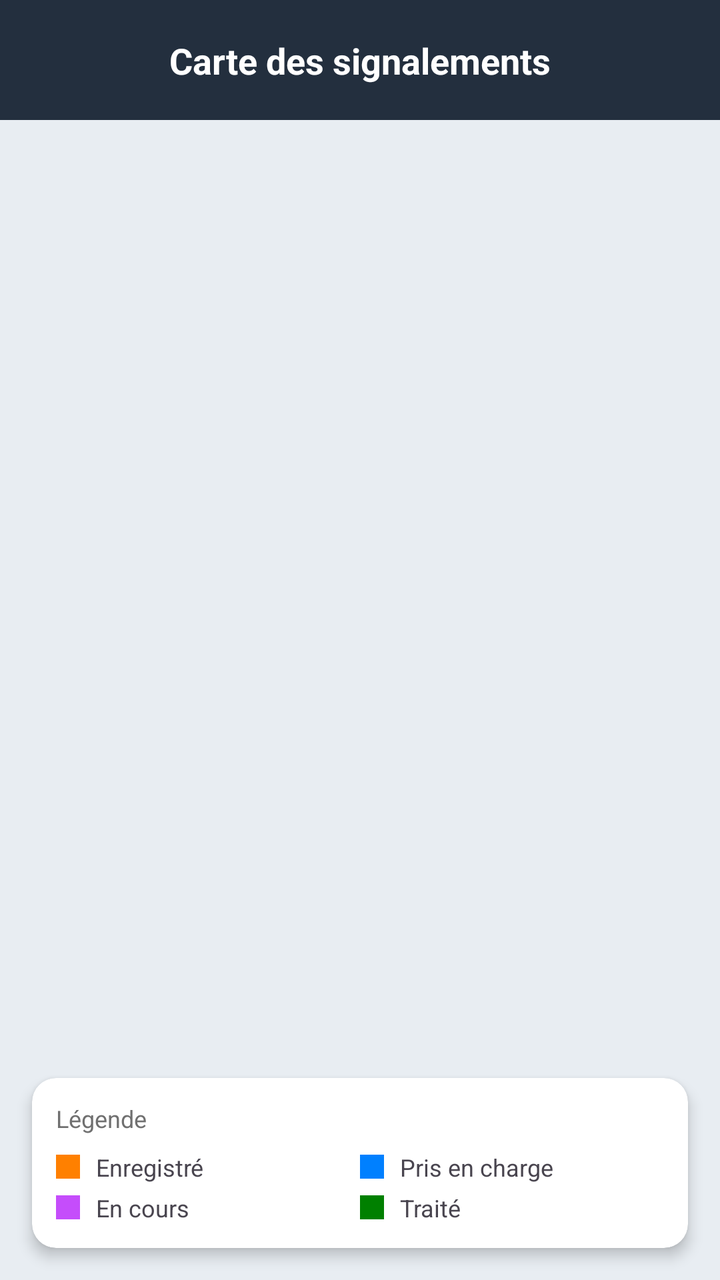
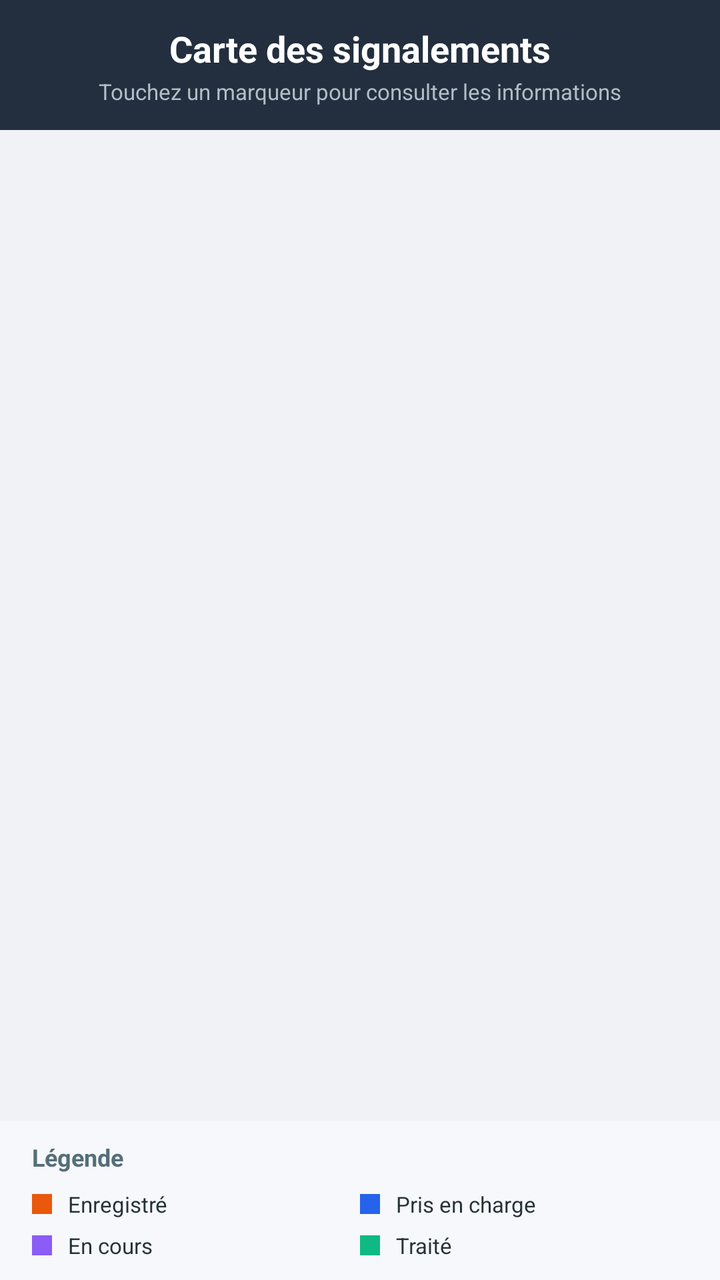

Two renders of the same Android screen: before a commit and after it. Below are the layout's source before the change and the commit's diff.
<!-- AndroidManifest.xml: application theme Theme.Obstrack -->
<!-- res/layout/fragment_map.xml -->
<?xml version="1.0" encoding="utf-8"?>
<androidx.constraintlayout.widget.ConstraintLayout
    xmlns:android="http://schemas.android.com/apk/res/android"
    xmlns:app="http://schemas.android.com/apk/res-auto"
    xmlns:tools="http://schemas.android.com/tools"
    android:layout_width="match_parent"
    android:layout_height="match_parent"
    android:background="#E8EDF2"
    tools:context=".MapFragment">

    <View
        android:id="@+id/headerBackground"
        android:layout_width="match_parent"
        android:layout_height="60dp"
        android:background="#232F3E"
        app:layout_constraintTop_toTopOf="parent" />

    <TextView
        android:id="@+id/titleMap"
        android:layout_width="wrap_content"
        android:layout_height="wrap_content"
        android:text="Carte des signalements"
        android:textColor="@color/white"
        android:textSize="18sp"
        android:textStyle="bold"
        app:layout_constraintBottom_toBottomOf="@id/headerBackground"
        app:layout_constraintEnd_toEndOf="parent"
        app:layout_constraintStart_toStartOf="parent"
        app:layout_constraintTop_toTopOf="@id/headerBackground" />

    <FrameLayout
        android:id="@+id/map_container"
        android:layout_width="0dp"
        android:layout_height="0dp"
        app:layout_constraintTop_toBottomOf="@id/headerBackground"
        app:layout_constraintBottom_toTopOf="@id/legendCard"
        app:layout_constraintStart_toStartOf="parent"
        app:layout_constraintEnd_toEndOf="parent" />

    <androidx.cardview.widget.CardView
        android:id="@+id/legendCard"
        android:layout_width="match_parent"
        android:layout_height="wrap_content"
        android:layout_margin="16dp"
        app:cardCornerRadius="12dp"
        app:cardElevation="4dp"
        app:layout_constraintBottom_toBottomOf="parent">

        <LinearLayout
            android:layout_width="match_parent"
            android:layout_height="wrap_content"
            android:orientation="vertical"
            android:padding="12dp">

            <TextView
                android:layout_width="wrap_content"
                android:layout_height="wrap_content"
                android:text="Légende"
                android:textSize="12sp"
                android:textColor="#707070"
                android:layout_marginBottom="8dp"/>

            <GridLayout
                android:layout_width="match_parent"
                android:layout_height="wrap_content"
                android:columnCount="2">

                <LinearLayout android:layout_width="0dp" android:layout_height="wrap_content" android:layout_columnWeight="1" android:gravity="center_vertical" android:layout_marginBottom="4dp">
                    <View android:layout_width="12dp" android:layout_height="12dp" android:background="@color/orange" android:layout_marginEnd="8dp"/>
                    <TextView android:layout_width="wrap_content" android:layout_height="wrap_content" android:text="Enregistré" android:textSize="12sp"/>
                </LinearLayout>

                <LinearLayout android:layout_width="0dp" android:layout_height="wrap_content" android:layout_columnWeight="1" android:gravity="center_vertical">
                    <View android:layout_width="12dp" android:layout_height="12dp" android:background="@color/blue" android:layout_marginEnd="8dp"/>
                    <TextView android:layout_width="wrap_content" android:layout_height="wrap_content" android:text="Pris en charge" android:textSize="12sp"/>
                </LinearLayout>

                <LinearLayout android:layout_width="0dp" android:layout_height="wrap_content" android:layout_columnWeight="1" android:gravity="center_vertical">
                    <View android:layout_width="12dp" android:layout_height="12dp" android:background="@color/purple" android:layout_marginEnd="8dp"/>
                    <TextView android:layout_width="wrap_content" android:layout_height="wrap_content" android:text="En cours" android:textSize="12sp"/>
                </LinearLayout>

                <LinearLayout android:layout_width="0dp" android:layout_height="wrap_content" android:layout_columnWeight="1" android:gravity="center_vertical">
                    <View android:layout_width="12dp" android:layout_height="12dp" android:background="@color/green" android:layout_marginEnd="8dp"/>
                    <TextView android:layout_width="wrap_content" android:layout_height="wrap_content" android:text="Traité" android:textSize="12sp"/>
                </LinearLayout>

            </GridLayout>
        </LinearLayout>
    </androidx.cardview.widget.CardView>

</androidx.constraintlayout.widget.ConstraintLayout>
<!-- resources referenced by this layout -->
<resources>
  <color name="blue">#0080FF</color>
  <color name="green">#008000</color>
  <color name="orange">#FF8000</color>
  <color name="purple">#C54DFB</color>
  <color name="white">#FFFFFF</color>
  <style name="Theme.Obstrack" parent="Theme.Material3.Light.NoActionBar">
          <item name="colorPrimary">@color/blue_obstrack</item>
          <item name="colorPrimaryVariant">@color/blue_night</item>
          <item name="colorOnPrimary">@color/white</item>
          <item name="colorSecondary">@color/blue_obstrack</item>
          <item name="colorSecondaryVariant">@color/blue_night</item>
          <item name="colorOnSecondary">@color/black</item>
          <item name="android:statusBarColor">@color/blue_night</item>
      </style>
  <color name="blue_obstrack">#2563FF</color>
  <color name="blue_night">#1E2B3C</color>
  <color name="black">#000000</color>
</resources>

<!-- the commit's change to res/layout/fragment_map.xml (unified diff, before → after) -->
@@ -5,88 +5,119 @@
     xmlns:tools="http://schemas.android.com/tools"
     android:layout_width="match_parent"
     android:layout_height="match_parent"
-    android:background="#E8EDF2"
-    tools:context=".MapFragment">
+    android:background="#F0F2F5"
+    tools:context=".map.MapFragment">
 
-    <View
-        android:id="@+id/headerBackground"
+    <LinearLayout
+        android:id="@+id/headerLayout"
         android:layout_width="match_parent"
-        android:layout_height="60dp"
+        android:layout_height="wrap_content"
         android:background="#232F3E"
-        app:layout_constraintTop_toTopOf="parent" />
+        android:orientation="vertical"
+        android:padding="12dp"
+        app:layout_constraintTop_toTopOf="parent">
 
-    <TextView
-        android:id="@+id/titleMap"
-        android:layout_width="wrap_content"
-        android:layout_height="wrap_content"
-        android:text="Carte des signalements"
-        android:textColor="@color/white"
-        android:textSize="18sp"
-        android:textStyle="bold"
-        app:layout_constraintBottom_toBottomOf="@id/headerBackground"
-        app:layout_constraintEnd_toEndOf="parent"
-        app:layout_constraintStart_toStartOf="parent"
-        app:layout_constraintTop_toTopOf="@id/headerBackground" />
+        <TextView
+            android:id="@+id/titleMap"
+            android:layout_width="match_parent"
+            android:layout_height="wrap_content"
+            android:gravity="center"
+            android:text="Carte des signalements"
+            android:textColor="#FFFFFF"
+            android:textSize="18sp"
+            android:textStyle="bold" />
+
+        <TextView
+            android:id="@+id/helpText"
+            android:layout_width="match_parent"
+            android:layout_height="wrap_content"
+            android:gravity="center"
+            android:text="Touchez un marqueur pour consulter les informations"
+            android:textColor="#B0BEC5"
+            android:textSize="11sp"
+            android:layout_marginTop="2dp" />
+    </LinearLayout>
 
     <FrameLayout
         android:id="@+id/map_container"
         android:layout_width="0dp"
         android:layout_height="0dp"
-        app:layout_constraintTop_toBottomOf="@id/headerBackground"
-        app:layout_constraintBottom_toTopOf="@id/legendCard"
+        app:layout_constraintTop_toBottomOf="@id/headerLayout"
+        app:layout_constraintBottom_toTopOf="@id/legendContainer"
         app:layout_constraintStart_toStartOf="parent"
         app:layout_constraintEnd_toEndOf="parent" />
 
-    <androidx.cardview.widget.CardView
-        android:id="@+id/legendCard"
+    <LinearLayout
+        android:id="@+id/legendContainer"
         android:layout_width="match_parent"
         android:layout_height="wrap_content"
-        android:layout_margin="16dp"
-        app:cardCornerRadius="12dp"
-        app:cardElevation="4dp"
+        android:background="#F6F8FB"
+        android:orientation="vertical"
+        android:paddingHorizontal="16dp"
+        android:paddingVertical="10dp"
         app:layout_constraintBottom_toBottomOf="parent">
+
+        <TextView
+            android:layout_width="wrap_content"
+            android:layout_height="wrap_content"
+            android:text="Légende"
+            android:textSize="12sp"
+            android:textStyle="bold"
+            android:textColor="#546E7A"
+            android:layout_marginBottom="8dp"/>
 
         <LinearLayout
             android:layout_width="match_parent"
             android:layout_height="wrap_content"
-            android:orientation="vertical"
-            android:padding="12dp">
+            android:orientation="horizontal">
 
-            <TextView
-                android:layout_width="wrap_content"
+            <LinearLayout
+                android:layout_width="0dp"
                 android:layout_height="wrap_content"
-                android:text="Légende"
-                android:textSize="12sp"
-                android:textColor="#707070"
-                android:layout_marginBottom="8dp"/>
+                android:layout_weight="1"
+                android:gravity="center_vertical"
+                android:orientation="horizontal">
+                <View android:layout_width="10dp" android:layout_height="10dp" android:background="#EA580C" android:layout_marginEnd="8dp"/>
+                <TextView android:layout_width="wrap_content" android:layout_height="wrap_content" android:text="Enregistré" android:textSize="11sp" android:textColor="#263238"/>
+            </LinearLayout>
 
-            <GridLayout
-                android:layout_width="match_parent"
+            <LinearLayout
+                android:layout_width="0dp"
                 android:layout_height="wrap_content"
-                android:columnCount="2">
+                android:layout_weight="1"
+                android:gravity="center_vertical"
+                android:orientation="horizontal">
+                <View android:layout_width="10dp" android:layout_height="10dp" android:background="#2563EB" android:layout_marginEnd="8dp"/>
+                <TextView android:layout_width="wrap_content" android:layout_height="wrap_content" android:text="Pris en charge" android:textSize="11sp" android:textColor="#263238"/>
+            </LinearLayout>
+        </LinearLayout>
 
-                <LinearLayout android:layout_width="0dp" android:layout_height="wrap_content" android:layout_columnWeight="1" android:gravity="center_vertical" android:layout_marginBottom="4dp">
-                    <View android:layout_width="12dp" android:layout_height="12dp" android:background="@color/orange" android:layout_marginEnd="8dp"/>
-                    <TextView android:layout_width="wrap_content" android:layout_height="wrap_content" android:text="Enregistré" android:textSize="12sp"/>
-                </LinearLayout>
+        <LinearLayout
+            android:layout_width="match_parent"
+            android:layout_height="wrap_content"
+            android:orientation="horizontal"
+            android:layout_marginTop="6dp">
 
-                <LinearLayout android:layout_width="0dp" android:layout_height="wrap_content" android:layout_columnWeight="1" android:gravity="center_vertical">
-                    <View android:layout_width="12dp" android:layout_height="12dp" android:background="@color/blue" android:layout_marginEnd="8dp"/>
-                    <TextView android:layout_width="wrap_content" android:layout_height="wrap_content" android:text="Pris en charge" android:textSize="12sp"/>
-                </LinearLayout>
+            <LinearLayout
+                android:layout_width="0dp"
+                android:layout_height="wrap_content"
+                android:layout_weight="1"
+                android:gravity="center_vertical"
+                android:orientation="horizontal">
+                <View android:layout_width="10dp" android:layout_height="10dp" android:background="#8B5CF6" android:layout_marginEnd="8dp"/>
+                <TextView android:layout_width="wrap_content" android:layout_height="wrap_content" android:text="En cours" android:textSize="11sp" android:textColor="#263238"/>
+            </LinearLayout>
 
-                <LinearLayout android:layout_width="0dp" android:layout_height="wrap_content" android:layout_columnWeight="1" android:gravity="center_vertical">
-                    <View android:layout_width="12dp" android:layout_height="12dp" android:background="@color/purple" android:layout_marginEnd="8dp"/>
-                    <TextView android:layout_width="wrap_content" android:layout_height="wrap_content" android:text="En cours" android:textSize="12sp"/>
-                </LinearLayout>
-
-                <LinearLayout android:layout_width="0dp" android:layout_height="wrap_content" android:layout_columnWeight="1" android:gravity="center_vertical">
-                    <View android:layout_width="12dp" android:layout_height="12dp" android:background="@color/green" android:layout_marginEnd="8dp"/>
-                    <TextView android:layout_width="wrap_content" android:layout_height="wrap_content" android:text="Traité" android:textSize="12sp"/>
-                </LinearLayout>
-
-            </GridLayout>
+            <LinearLayout
+                android:layout_width="0dp"
+                android:layout_height="wrap_content"
+                android:layout_weight="1"
+                android:gravity="center_vertical"
+                android:orientation="horizontal">
+                <View android:layout_width="10dp" android:layout_height="10dp" android:background="#10B981" android:layout_marginEnd="8dp"/>
+                <TextView android:layout_width="wrap_content" android:layout_height="wrap_content" android:text="Traité" android:textSize="11sp" android:textColor="#263238"/>
+            </LinearLayout>
         </LinearLayout>
-    </androidx.cardview.widget.CardView>
+    </LinearLayout>
 
 </androidx.constraintlayout.widget.ConstraintLayout>
<!-- resource entries referenced after the edit -->
@@ -1,10 +1,6 @@
 <!-- resources referenced by this layout -->
 <resources>
-  <color name="blue">#0080FF</color>
-  <color name="green">#008000</color>
-  <color name="orange">#FF8000</color>
-  <color name="purple">#C54DFB</color>
-  <color name="white">#FFFFFF</color>
+  <color name="white">#FFFFFFFF</color>
   <style name="Theme.Obstrack" parent="Theme.Material3.Light.NoActionBar">
           <item name="colorPrimary">@color/blue_obstrack</item>
           <item name="colorPrimaryVariant">@color/blue_night</item>
@@ -14,8 +10,8 @@
           <item name="colorOnSecondary">@color/black</item>
           <item name="android:statusBarColor">@color/blue_night</item>
       </style>
-  <color name="blue_obstrack">#2563FF</color>
+  <color name="blue_obstrack">#2563EB</color>
   <color name="blue_night">#1E2B3C</color>
-  <color name="black">#000000</color>
+  <color name="black">#FF000000</color>
 </resources>
 
